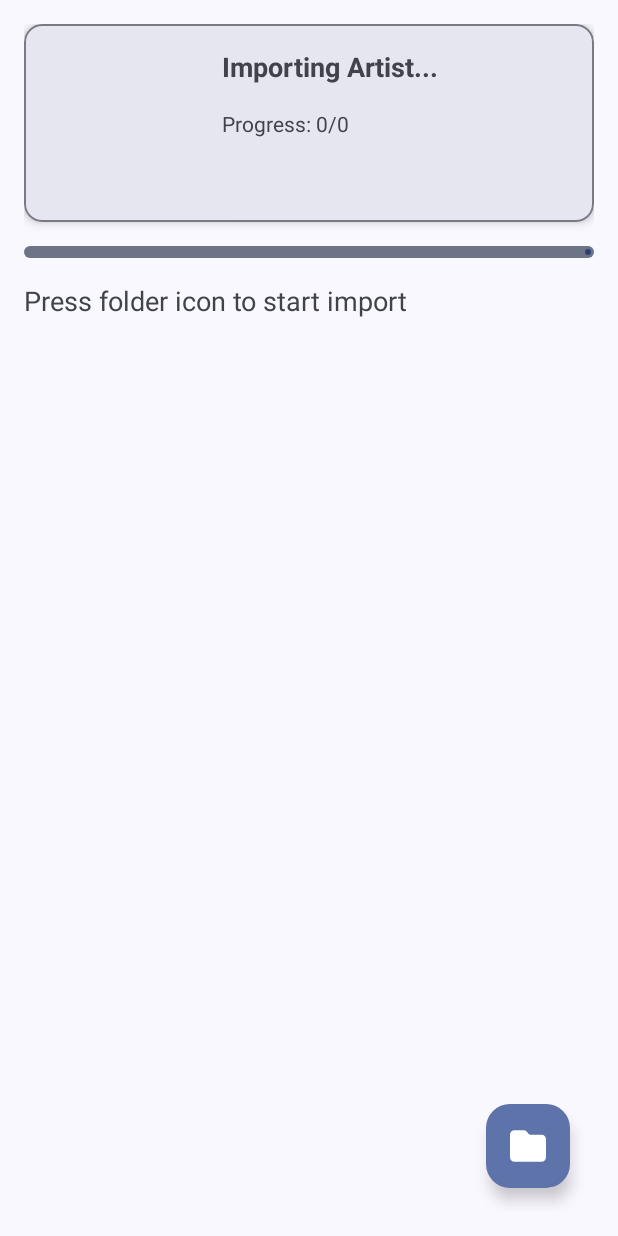
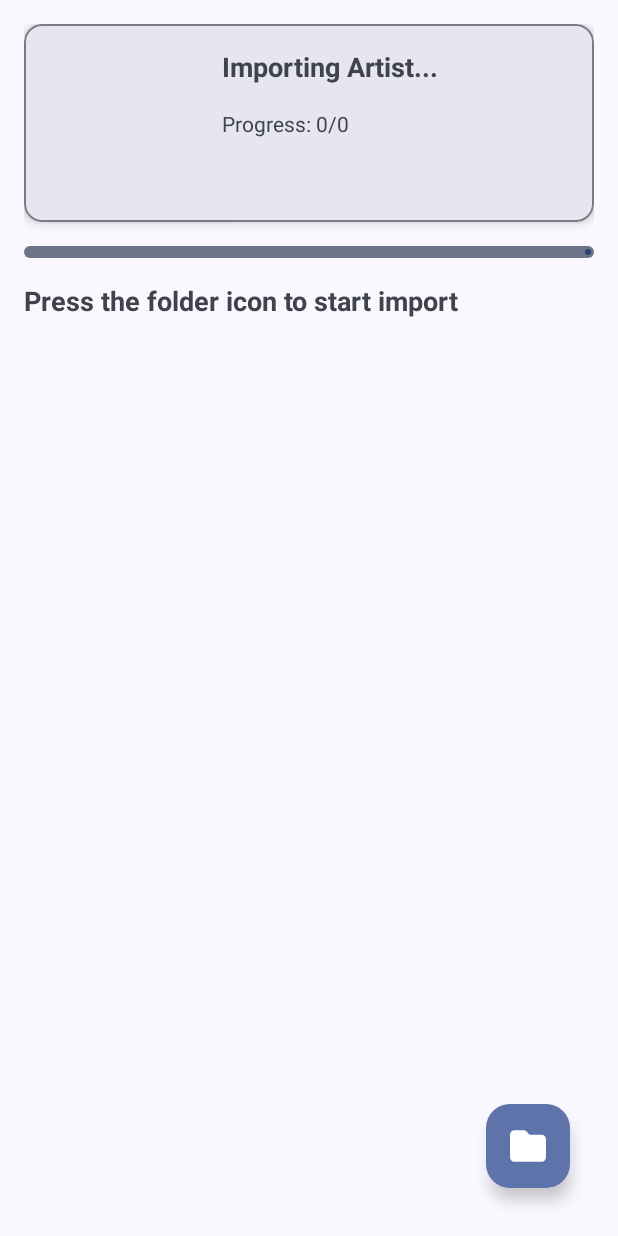
Before and after one commit to nooowavailable/tunedetectivex, an Android app: the layout activity_folder_import.xml on its own in the app's theme, with its tools: preview values and no code run, on a phone screen of 412 x 824 dp. Run offline under Robolectric (Android 15) with nearby library versions, the phone set to English and light mode, and no system bars.

Commit message:
UI Improvements

```diff
--- a/app/src/main/res/layout/activity_folder_import.xml
+++ b/app/src/main/res/layout/activity_folder_import.xml
@@ -74,15 +74,15 @@
             app:trackThickness="8dp"
             app:trackCornerRadius="6dp" />
 
-        <!-- New TextView for Import Status -->
         <TextView
             android:id="@+id/statusTextView"
             android:layout_width="0dp"
             android:layout_height="wrap_content"
             android:layout_gravity="center"
             android:layout_marginTop="16dp"
-            android:text="Press folder icon to start import"
+            android:text="Press the folder icon to start import"
             android:textSize="18sp"
+            android:textStyle="bold"
             app:layout_constraintEnd_toEndOf="parent"
             app:layout_constraintStart_toStartOf="parent"
             app:layout_constraintTop_toBottomOf="@id/linearProgressIndicator" />
@@ -117,6 +117,6 @@
             app:layout_constraintBottom_toBottomOf="parent"
             app:layout_constraintEnd_toEndOf="parent"
             app:srcCompat="@drawable/ic_folder"
-            android:contentDescription="Ordner auswählen" />
+            android:contentDescription="Select Folder" />
     </androidx.constraintlayout.widget.ConstraintLayout>
 </androidx.constraintlayout.widget.ConstraintLayout>
```
